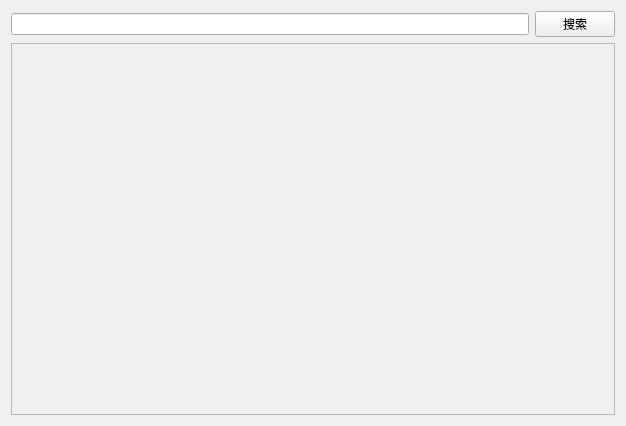
The window that qtCode/ProAVV/aav_videolist.ui (ProAAV/code) describes before a commit, drawn with Qt 5.
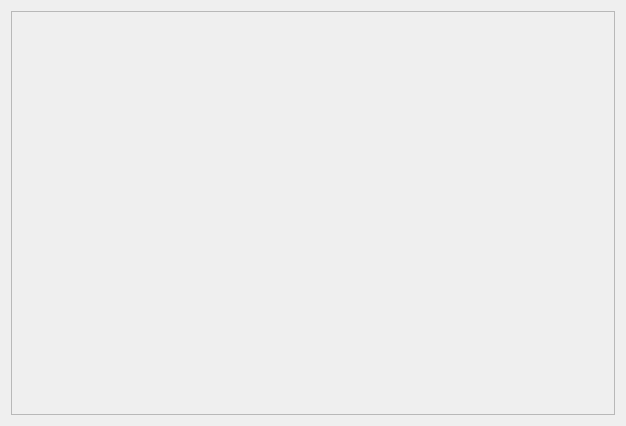
The same window after the commit.

What changed in the file:
```diff
--- a/qtCode/ProAVV/aav_videolist.ui
+++ b/qtCode/ProAVV/aav_videolist.ui
@@ -16,20 +16,6 @@
   <layout class="QVBoxLayout" name="verticalLayout_2">
    <item>
     <layout class="QVBoxLayout" name="verticalLayout">
-     <item>
-      <layout class="QHBoxLayout" name="horizontalLayout">
-       <item>
-        <widget class="QLineEdit" name="lineEdit"/>
-       </item>
-       <item>
-        <widget class="QPushButton" name="pushButton">
-         <property name="text">
-          <string>搜索</string>
-         </property>
-        </widget>
-       </item>
-      </layout>
-     </item>
      <item>
       <widget class="QScrollArea" name="scrollArea">
        <property name="widgetResizable">
@@ -41,7 +27,7 @@
           <x>0</x>
           <y>0</y>
           <width>600</width>
-          <height>363</height>
+          <height>400</height>
          </rect>
         </property>
         <layout class="QGridLayout" name="gridLayout"/>
```
